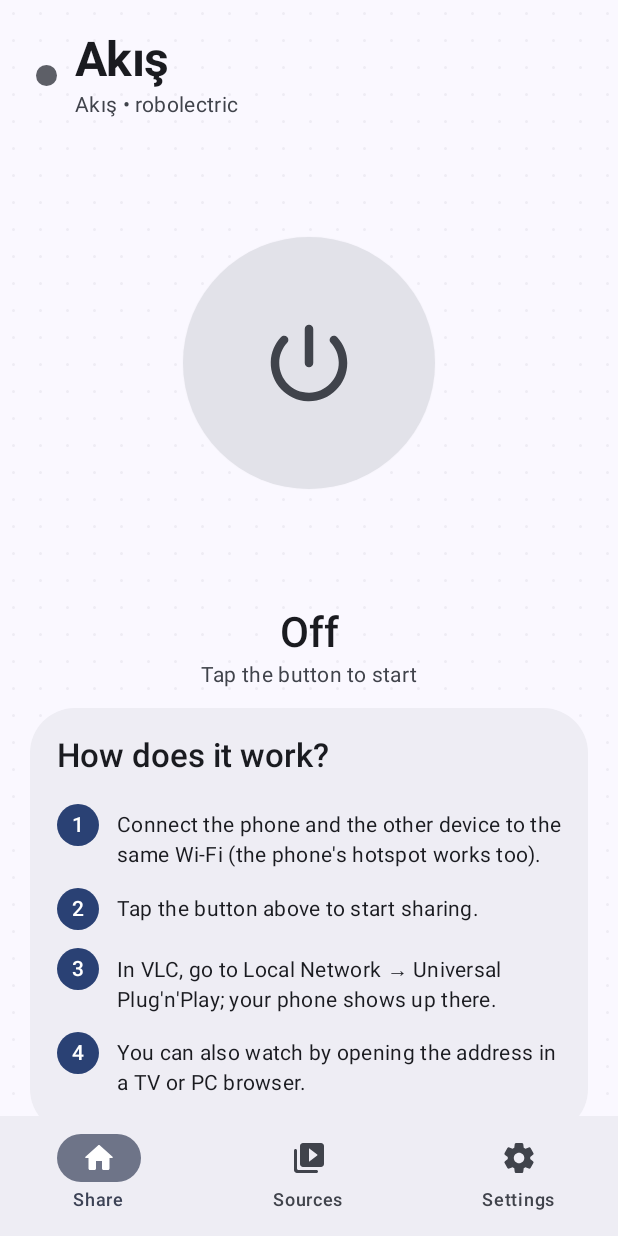
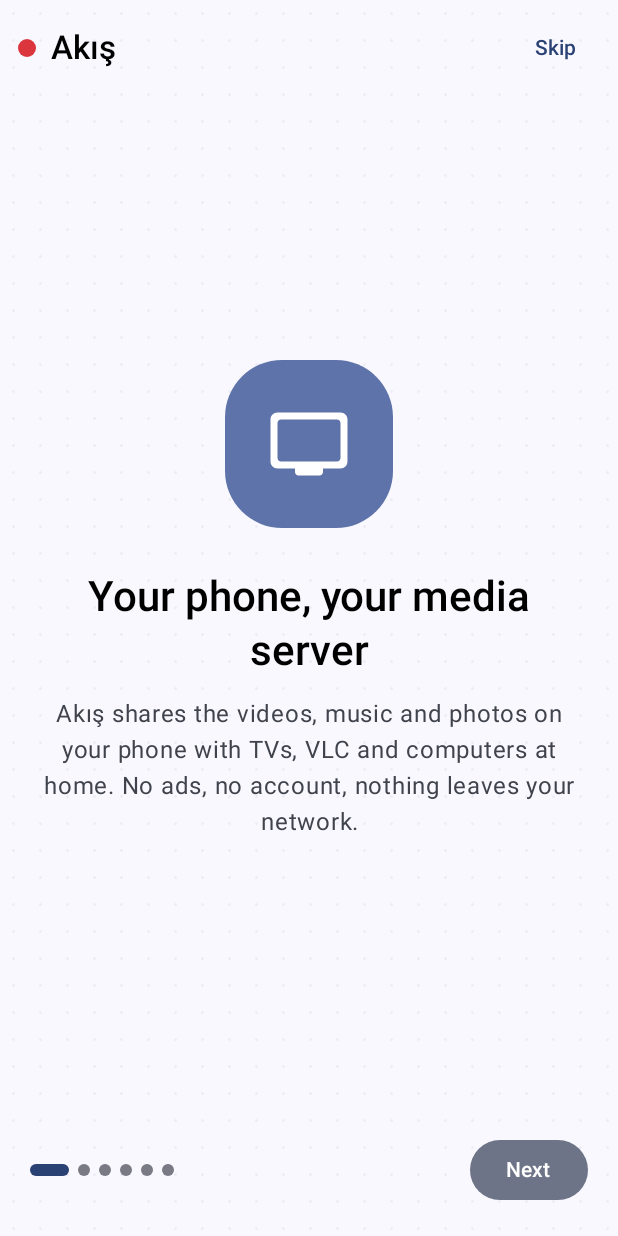
Before and after one commit to onurcakirtr/akis, an Android app built with Jetpack Compose: the screen it shows after launch (MainActivity), on a phone screen of 412 x 824 dp. Run offline under Robolectric (Android 15) with nearby library versions, the phone set to English and light mode, and no system bars.

Commit message:
Akış: ilk açılış tanıtımı (6 sayfa, izinler içinde), Ayarlar'dan yeniden gösterme

```diff
--- a/app/src/main/java/com/akis/app/Prefs.kt
+++ b/app/src/main/java/com/akis/app/Prefs.kt
@@ -39,6 +39,7 @@ data class Settings(
     val allFilesUpnp: Boolean,      // TV / VLC / Gezgin'de "Tüm dosyalar" klasörü
     val iconStyle: String,          // sunucu simgesi: "default", renk adı, "theme" ya da "custom"
     val adminOn: Boolean,           // web'den yönetim
+    val onboarded: Boolean,         // ilk açılış tanıtımı görüldü
     val adminHash: String,          // yönetici şifresi "tuz:pbkdf2" (boşsa belirlenmemiş)
 )
 
@@ -88,6 +89,7 @@ object Prefs {
         allFilesUpnp = sp.getBoolean("allFilesUpnp", false),
         iconStyle = sp.getString("iconStyle", "default") ?: "default",
         adminOn = sp.getBoolean("adminOn", false),
+        onboarded = sp.getBoolean("onboarded", false),
         adminHash = sp.getString("adminHash", "") ?: "",
     )
 
--- a/app/src/main/java/com/akis/app/ui/MainActivity.kt
+++ b/app/src/main/java/com/akis/app/ui/MainActivity.kt
@@ -68,7 +68,11 @@ class MainActivity : AppCompatActivity() {
                 enableEdgeToEdge(statusBarStyle = style, navigationBarStyle = style)
                 onDispose { }
             }
-            AkisTheme(theme = theme, dark = dark) { AppRoot() }
+            AkisTheme(theme = theme, dark = dark) {
+                AnimatedContent(targetState = s.onboarded, transitionSpec = { fadeIn() togetherWith fadeOut() }, label = "intro") { done ->
+                    if (done) AppRoot() else Onboarding { Prefs.set("onboarded", true) }
+                }
+            }
         }
     }
 
--- /dev/null
+++ b/app/src/main/java/com/akis/app/ui/Onboarding.kt
@@ -0,0 +1,162 @@
+package com.akis.app.ui
+
+import android.Manifest
+import android.content.pm.PackageManager
+import android.os.Build
+import androidx.activity.compose.rememberLauncherForActivityResult
+import androidx.activity.result.contract.ActivityResultContracts
+import androidx.compose.animation.animateColorAsState
+import androidx.compose.animation.core.animateDpAsState
+import androidx.compose.animation.core.spring
+import androidx.compose.foundation.background
+import androidx.compose.foundation.layout.Arrangement
+import androidx.compose.foundation.layout.Box
+import androidx.compose.foundation.layout.Column
+import androidx.compose.foundation.layout.Row
+import androidx.compose.foundation.layout.Spacer
+import androidx.compose.foundation.layout.fillMaxSize
+import androidx.compose.foundation.layout.fillMaxWidth
+import androidx.compose.foundation.layout.height
+import androidx.compose.foundation.layout.navigationBarsPadding
+import androidx.compose.foundation.layout.padding
+import androidx.compose.foundation.layout.size
+import androidx.compose.foundation.layout.statusBarsPadding
+import androidx.compose.foundation.layout.width
+import androidx.compose.foundation.pager.HorizontalPager
+import androidx.compose.foundation.pager.rememberPagerState
+import androidx.compose.foundation.shape.CircleShape
+import androidx.compose.material.icons.Icons
+import androidx.compose.material.icons.rounded.CheckCircle
+import androidx.compose.material.icons.rounded.Language
+import androidx.compose.material.icons.rounded.Lock
+import androidx.compose.material.icons.rounded.PowerSettingsNew
+import androidx.compose.material.icons.rounded.Shield
+import androidx.compose.material.icons.rounded.Tv
+import androidx.compose.material.icons.rounded.VideoLibrary
+import androidx.compose.material3.Button
+import androidx.compose.material3.FilledTonalButton
+import androidx.compose.material3.Icon
+import androidx.compose.material3.MaterialTheme
+import androidx.compose.material3.Text
+import androidx.compose.material3.TextButton
+import androidx.compose.runtime.Composable
+import androidx.compose.runtime.getValue
+import androidx.compose.runtime.mutableIntStateOf
+import androidx.compose.runtime.remember
+import androidx.compose.runtime.rememberCoroutineScope
+import androidx.compose.runtime.setValue
+import androidx.compose.ui.Alignment
+import androidx.compose.ui.Modifier
+import androidx.compose.ui.draw.clip
+import androidx.compose.ui.graphics.vector.ImageVector
+import androidx.compose.ui.platform.LocalContext
+import androidx.compose.ui.res.stringResource
+import androidx.compose.ui.text.style.TextAlign
+import androidx.compose.ui.unit.dp
+import androidx.core.content.ContextCompat
+import com.akis.app.R
+import com.akis.app.ui.theme.Backdrop
+import com.akis.app.ui.theme.LocalAppTheme
+import kotlinx.coroutines.launch
+
+private class Page(val icon: ImageVector, val title: Int, val text: Int, val extra: Int? = null)
+
+private val PAGES = listOf(
+    Page(Icons.Rounded.Tv, R.string.ob_1_title, R.string.ob_1_text),
+    Page(Icons.Rounded.PowerSettingsNew, R.string.ob_2_title, R.string.ob_2_text),
+    Page(Icons.Rounded.VideoLibrary, R.string.ob_3_title, R.string.ob_3_text, R.string.ob_3_extra),
+    Page(Icons.Rounded.Language, R.string.ob_4_title, R.string.ob_4_text),
+    Page(Icons.Rounded.Lock, R.string.ob_5_title, R.string.ob_5_text),
+    Page(Icons.Rounded.Shield, R.string.ob_6_title, R.string.ob_6_text, R.string.ob_6_extra),
+)
+
+/** İlk açılış tanıtımı; Ayarlar → Hakkında → Tanıtımı yeniden göster ile tekrar açılır. */
+@Composable
+fun Onboarding(onDone: () -> Unit) {
+    val ctx = LocalContext.current
+    val theme = LocalAppTheme.current
+    val cs = MaterialTheme.colorScheme
+    val pager = rememberPagerState { PAGES.size }
+    val scope = rememberCoroutineScope()
+    var permTick by remember { mutableIntStateOf(0) }
+    val launcher = rememberLauncherForActivityResult(ActivityResultContracts.RequestMultiplePermissions()) { permTick++ }
+    val wanted = remember {
+        buildList {
+            addAll(MEDIA_PERMISSIONS)
+            if (Build.VERSION.SDK_INT >= 33) add(Manifest.permission.POST_NOTIFICATIONS)
+        }
+    }
+    val granted = remember(permTick) { wanted.all { ContextCompat.checkSelfPermission(ctx, it) == PackageManager.PERMISSION_GRANTED } }
+
+    Box(
+        Modifier
+            .fillMaxSize()
+            .background(cs.background)
+            .backdrop(theme.backdrop, (if (theme.backdrop == Backdrop.DOTS) cs.onSurface else cs.primary).copy(alpha = theme.backdropAlpha))
+            .statusBarsPadding()
+            .navigationBarsPadding(),
+    ) {
+        Column(Modifier.fillMaxSize()) {
+            Row(Modifier.fillMaxWidth().padding(horizontal = 12.dp, vertical = 8.dp), verticalAlignment = Alignment.CenterVertically) {
+                LiveDot(true, 12.dp)
+                Spacer(Modifier.width(10.dp))
+                Text("Akış", style = MaterialTheme.typography.titleLarge, modifier = Modifier.weight(1f))
+                TextButton(onClick = onDone) { Text(stringResource(R.string.ob_skip)) }
+            }
+            HorizontalPager(state = pager, modifier = Modifier.weight(1f)) { i ->
+                val p = PAGES[i]
+                Column(
+                    Modifier.fillMaxSize().padding(horizontal = 28.dp),
+                    verticalArrangement = Arrangement.Center,
+                    horizontalAlignment = Alignment.CenterHorizontally,
+                ) {
+                    IconBadge(p.icon, size = 112.dp)
+                    Spacer(Modifier.height(28.dp))
+                    Text(stringResource(p.title), style = MaterialTheme.typography.headlineMedium, textAlign = TextAlign.Center)
+                    Spacer(Modifier.height(12.dp))
+                    Text(
+                        stringResource(p.text), style = MaterialTheme.typography.bodyLarge,
+                        color = cs.onSurfaceVariant, textAlign = TextAlign.Center,
+                    )
+                    p.extra?.let {
+                        Spacer(Modifier.height(16.dp))
+                        ExpressiveCard(color = cs.surfaceContainerHigh) {
+                            Text(stringResource(it), style = MaterialTheme.typography.bodyMedium)
+                        }
+                    }
+                    if (i == 4) {
+                        Spacer(Modifier.height(20.dp))
+                        if (granted) {
+                            Row(verticalAlignment = Alignment.CenterVertically) {
+                                Icon(Icons.Rounded.CheckCircle, null, tint = cs.primary)
+                                Spacer(Modifier.width(8.dp))
+                                Text(stringResource(R.string.ob_perm_ok), color = cs.primary)
+                            }
+                        } else {
+                            Button(onClick = { launcher.launch(wanted.toTypedArray()) }) { Text(stringResource(R.string.allow)) }
+                        }
+                    }
+                }
+            }
+            // Sayfa noktaları + ileri
+            Row(Modifier.fillMaxWidth().padding(20.dp), verticalAlignment = Alignment.CenterVertically) {
+                Row(Modifier.weight(1f), horizontalArrangement = Arrangement.spacedBy(6.dp)) {
+                    repeat(PAGES.size) { k ->
+                        val on = pager.currentPage == k
+                        val w by animateDpAsState(if (on) 26.dp else 8.dp, spring(dampingRatio = 0.6f), label = "dot")
+                        val c by animateColorAsState(if (on) cs.primary else cs.outlineVariant, label = "dotc")
+                        Box(Modifier.height(8.dp).width(w).clip(CircleShape).background(c))
+                    }
+                }
+                val last = pager.currentPage == PAGES.lastIndex
+                if (last) {
+                    Button(onClick = onDone) { Text(stringResource(R.string.ob_start)) }
+                } else {
+                    FilledTonalButton(onClick = { scope.launch { pager.animateScrollToPage(pager.currentPage + 1) } }) {
+                        Text(stringResource(R.string.ob_next))
+                    }
+                }
+            }
+        }
+    }
+}
--- a/app/src/main/java/com/akis/app/ui/SettingsScreen.kt
+++ b/app/src/main/java/com/akis/app/ui/SettingsScreen.kt
@@ -55,6 +55,7 @@ import androidx.compose.material.icons.rounded.Password
 import androidx.compose.material.icons.rounded.VerifiedUser
 import androidx.compose.material.icons.rounded.RestartAlt
 import androidx.compose.material.icons.rounded.Router
+import androidx.compose.material.icons.rounded.School
 import androidx.compose.material.icons.rounded.Search
 import androidx.compose.material.icons.rounded.Smartphone
 import androidx.compose.material.icons.rounded.Upload
@@ -469,6 +470,12 @@ fun SettingsScreen() {
                         )
                     }
                 }
+                Spacer(Modifier.height(12.dp))
+                FilledTonalButton(onClick = { Prefs.set("onboarded", false) }) {
+                    Icon(Icons.Rounded.School, null)
+                    Spacer(Modifier.width(8.dp))
+                    Text(stringResource(R.string.ob_replay))
+                }
             }
         }
     }
--- a/app/src/main/res/values/strings.xml
+++ b/app/src/main/res/values/strings.xml
@@ -208,6 +208,25 @@
     <string name="notif_playing_on">Playing on %1$s</string>
     <string name="notif_sent">%1$s • %2$s sent</string>
     <string name="now_playing">Now playing</string>
+    <string name="ob_1_text">Akış shares the videos, music and photos on your phone with TVs, VLC and computers at home. No ads, no account, nothing leaves your network.</string>
+    <string name="ob_1_title">Your phone, your media server</string>
+    <string name="ob_2_text">Connect the phone and the other device to the same Wi-Fi (the phone\'s hotspot works too), then tap the big button on the home screen.</string>
+    <string name="ob_2_title">Same Wi-Fi, one tap</string>
+    <string name="ob_3_extra">VLC: Local Network → Universal Plug\'n\'Play\nTV: Source / Media / Home network\nWindows: File Explorer → Network</string>
+    <string name="ob_3_text">Your phone shows up as a media server under the name you set.</string>
+    <string name="ob_3_title">Find it on the TV and in VLC</string>
+    <string name="ob_4_text">Open the address on the home screen (or scan its QR code) in any browser on a computer, TV or another phone. Akış\'s own player, subtitles and file browser are there.</string>
+    <string name="ob_4_title">Or just open a browser</string>
+    <string name="ob_5_text">Allow access to your media so Akış can list it. You can choose categories and hide folders later in Sources.</string>
+    <string name="ob_5_title">What should be shared?</string>
+    <string name="ob_6_extra">Remote access (over the internet) is off by default. Turn it on in Settings only if you need it, and read the warnings there.</string>
+    <string name="ob_6_text">Anyone on your Wi-Fi can see the server. In Settings you can turn on device approval and a web PIN.</string>
+    <string name="ob_6_title">Keep it safe</string>
+    <string name="ob_next">Next</string>
+    <string name="ob_perm_ok">Permissions granted</string>
+    <string name="ob_replay">Show the intro again</string>
+    <string name="ob_skip">Skip</string>
+    <string name="ob_start">Get started</string>
     <string name="ok">OK</string>
     <string name="open_in_browser">Open in a browser</string>
     <string name="other">Other</string>
```
Also changed, not shown: 1 other file.
